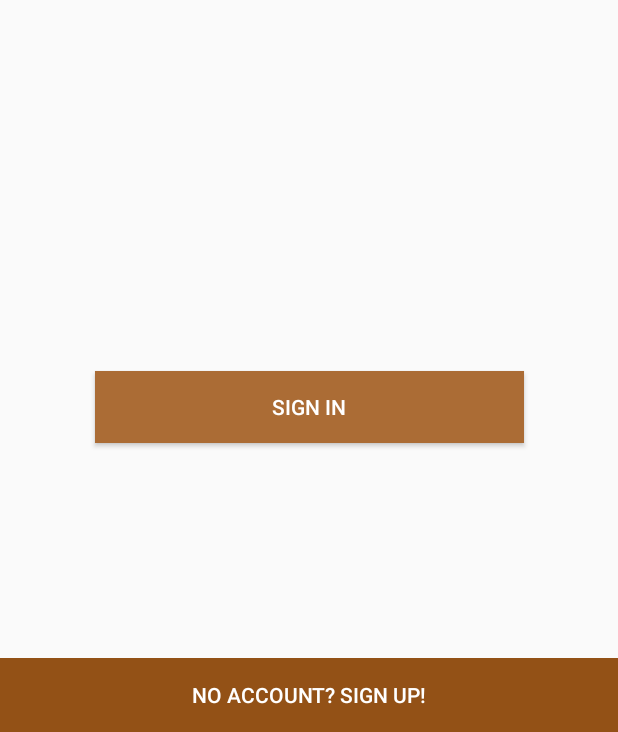
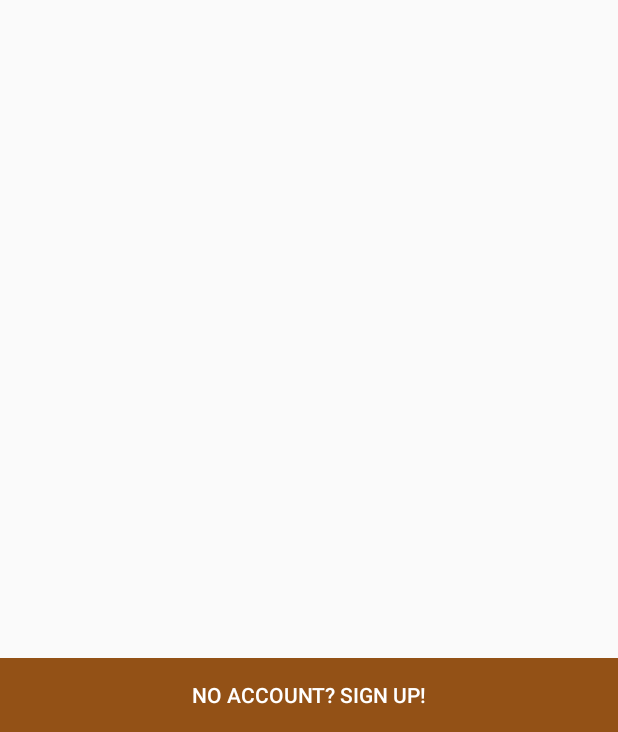
Before and after one commit to ymademikhanov/sp-kotlin, an Android app: the SignInActivity screen opened directly, with no data from a screen before it, on a phone screen of 412 x 824 dp, the part 504-1236 px from its top. Run offline under Robolectric (Android 15) with nearby library versions, the phone set to English and light mode, and no system bars; libraries missing offline, so code that uses them is left out: com.thejuki.kformmaster; 1 statement that could not run was skipped.

Commit message:
ui update

```diff
--- a/app/src/main/java/com/example/android/simplealarmmanagerapp/activities/SignInActivity.kt
+++ b/app/src/main/java/com/example/android/simplealarmmanagerapp/activities/SignInActivity.kt
@@ -1,6 +1,7 @@
 package com.example.android.simplealarmmanagerapp.activities
 
 import android.content.Context
+import android.graphics.Color
 import android.os.Bundle
 import androidx.appcompat.app.AppCompatActivity
 import com.example.android.simplealarmmanagerapp.R
@@ -39,6 +40,14 @@ class SignInActivity : AppCompatActivity() {
                 titleTextColor = PRIMARY_COLOR
                 titleFocusedTextColor = PRIMARY_DARK_COLOR
             }
+            button(1) {
+                title = "Sign up"
+                backgroundColor = PRIMARY_COLOR
+                titleTextColor = Color.WHITE
+                valueObservers.add({ _, _ ->
+                    // Nothing was changed but the button was tapped!
+                })
+            }
         }
     }
 }
--- a/app/src/main/res/layout/activity_signin.xml
+++ b/app/src/main/res/layout/activity_signin.xml
@@ -38,21 +38,21 @@
         app:layout_constraintTop_toTopOf="parent" />
 
 
-    <Button
-        android:id="@+id/button2"
-        android:layout_width="286dp"
-        android:layout_height="wrap_content"
-        android:layout_marginStart="8dp"
-        android:layout_marginTop="8dp"
-        android:layout_marginEnd="8dp"
-        android:layout_marginBottom="8dp"
-        android:background="@color/colorPrimary"
-        android:text="Sign in"
-        android:textColor="@android:color/background_light"
-        app:layout_constraintBottom_toTopOf="@+id/button"
-        app:layout_constraintEnd_toEndOf="parent"
-        app:layout_constraintStart_toStartOf="parent"
-        app:layout_constraintTop_toBottomOf="@+id/recyclerView" />
+    <!--<Button-->
+        <!--android:id="@+id/button2"-->
+        <!--android:layout_width="286dp"-->
+        <!--android:layout_height="wrap_content"-->
+        <!--android:layout_marginStart="8dp"-->
+        <!--android:layout_marginTop="8dp"-->
+        <!--android:layout_marginEnd="8dp"-->
+        <!--android:layout_marginBottom="8dp"-->
+        <!--android:background="@color/colorPrimary"-->
+        <!--android:text="Sign in"-->
+        <!--android:textColor="@android:color/background_light"-->
+        <!--app:layout_constraintBottom_toTopOf="@+id/button"-->
+        <!--app:layout_constraintEnd_toEndOf="parent"-->
+        <!--app:layout_constraintStart_toStartOf="parent"-->
+        <!--app:layout_constraintTop_toBottomOf="@+id/recyclerView" />-->
 
     <Button
         android:id="@+id/button"
```
Also changed, not shown: app/src/main/AndroidManifest.xml (+6 -2 lines), app/src/main/java/com/example/android/simplealarmmanagerapp/activities/YetAnotherAuthActivity.kt (+13 -7 lines).
